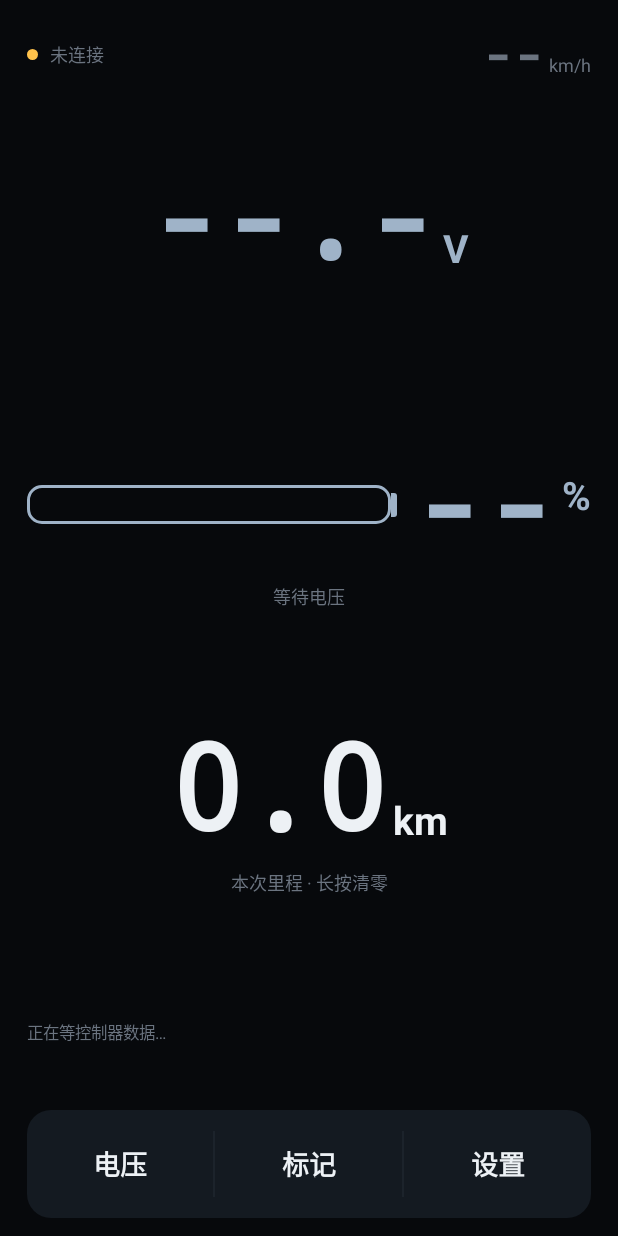
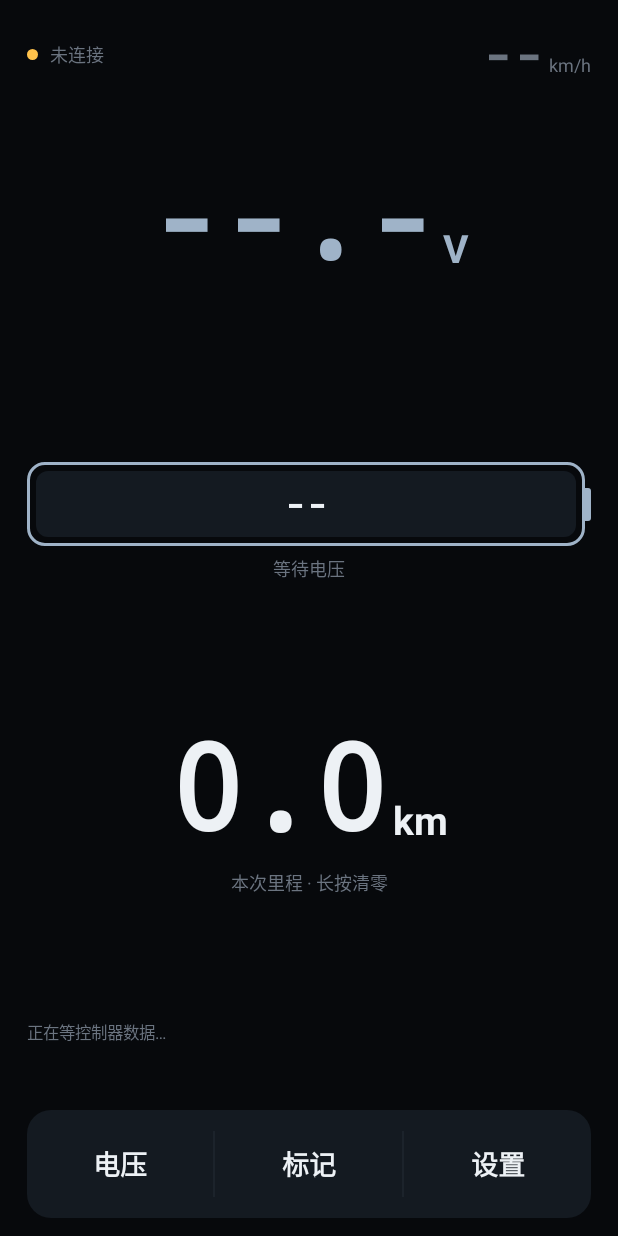
Before and after one commit to NJCN-AXIO/smart-hud, an Android app built with Jetpack Compose: the screen it shows after launch (MainActivity), after a tap on "关闭", on a phone screen of 412 x 824 dp. Run offline under Robolectric (Android 15) with nearby library versions, the phone set to English and light mode, and no system bars.

Commit message:
feat: v1.0.65 电量格改手机电池样式（数字在内+壳内进度填充）

```diff
--- a/app/build.gradle
+++ b/app/build.gradle
@@ -9,8 +9,8 @@ android {
         applicationId "com.hud.delivery"
         minSdk 26
         targetSdk 34
-        versionCode 101
-        versionName "1.0.64"
+        versionCode 102
+        versionName "1.0.65"
     }
 
     buildTypes {
--- a/app/src/main/java/com/hud/delivery/ui/HudScreen.kt
+++ b/app/src/main/java/com/hud/delivery/ui/HudScreen.kt
@@ -5,7 +5,6 @@ import androidx.compose.foundation.border
 import androidx.compose.foundation.clickable
 import androidx.compose.foundation.gestures.detectHorizontalDragGestures
 import androidx.compose.foundation.gestures.detectTapGestures
-import androidx.compose.foundation.layout.Arrangement
 import androidx.compose.foundation.layout.Box
 import androidx.compose.foundation.layout.BoxWithConstraints
 import androidx.compose.foundation.layout.Column
@@ -659,58 +658,49 @@ private fun SocPanelCell(
     subColor: Color
 ) {
     val color = socColor(pct)
-    val segments = 10
-    val filled = if (pct.isNaN()) 0
-    else kotlin.math.ceil(pct / 100f * segments).toInt().coerceIn(0, segments)
+    val frac = if (pct.isNaN()) 0f else (pct / 100f).coerceIn(0f, 1f)
     BoxWithConstraints(modifier = modifier.fillMaxWidth(), contentAlignment = Alignment.Center) {
-        val vSp = (maxHeight.value * 0.42f).coerceIn(44f, 80f)
-        val uSp = (vSp * 0.33f).coerceIn(16f, 26f)
         Column(horizontalAlignment = Alignment.CenterHorizontally) {
             Row(verticalAlignment = Alignment.CenterVertically) {
-                // 电池外框 + 正极小凸起
-                Row(
-                    verticalAlignment = Alignment.CenterVertically,
-                    modifier = Modifier.weight(1f)
+                // 电池壳：里面装一条横向进度填充，百分比数字居中叠在上面（手机电池样式）
+                Box(
+                    modifier = Modifier
+                        .weight(1f)
+                        .height(56.dp)
+                        .border(2.dp, color, RoundedCornerShape(12.dp))
+                        .padding(6.dp)
                 ) {
+                    // 空槽底 + 左起填充条
                     Box(
                         modifier = Modifier
-                            .weight(1f)
-                            .height(26.dp)
-                            .border(2.dp, color, RoundedCornerShape(10.dp))
-                            .padding(4.dp)
+                            .fillMaxSize()
+                            .clip(RoundedCornerShape(8.dp))
+                            .background(BAR)
                     ) {
-                        Row(horizontalArrangement = Arrangement.spacedBy(3.dp)) {
-                            repeat(segments) { i ->
-                                Box(
-                                    modifier = Modifier
-                                        .weight(1f)
-                                        .clip(RoundedCornerShape(3.dp))
-                                        .background(if (i < filled) color else DIM.copy(alpha = 0.30f))
-                                )
-                            }
-                        }
+                        Box(
+                            modifier = Modifier
+                                .fillMaxHeight()
+                                .fillMaxWidth(frac)
+                                .background(color)
+                        )
                     }
-                    Box(
-                        modifier = Modifier
-                            .width(4.dp)
-                            .height(16.dp)
-                            .background(color, RoundedCornerShape(0.dp, 3.dp, 3.dp, 0.dp))
+                    BasicText(
+                        text = if (pct.isNaN()) "--" else String.format(Locale.US, "%.0f%%", pct),
+                        modifier = Modifier.align(Alignment.Center),
+                        style = TextStyle(
+                            color = TEXT,
+                            fontSize = 24.sp,
+                            fontWeight = FontWeight.Black,
+                            fontFamily = FontFamily.Monospace
+                        )
                     )
                 }
-                Spacer(Modifier.width(10.dp))
-                BasicText(
-                    text = if (pct.isNaN()) "--" else String.format(Locale.US, "%.0f", pct),
-                    style = TextStyle(
-                        color = color,
-                        fontSize = vSp.sp,
-                        fontWeight = FontWeight.Black,
-                        fontFamily = FontFamily.Monospace
-                    )
-                )
-                BasicText(
-                    text = "%",
-                    modifier = Modifier.padding(start = 4.dp, bottom = (uSp * 0.38f).dp),
-                    style = TextStyle(color = color, fontSize = uSp.sp, fontWeight = FontWeight.Bold)
+                // 正极小凸起
+                Box(
+                    modifier = Modifier
+                        .width(4.dp)
+                        .height(22.dp)
+                        .background(color, RoundedCornerShape(0.dp, 3.dp, 3.dp, 0.dp))
                 )
             }
             Spacer(Modifier.height(6.dp))
```
Also changed, not shown: 3 other files.
